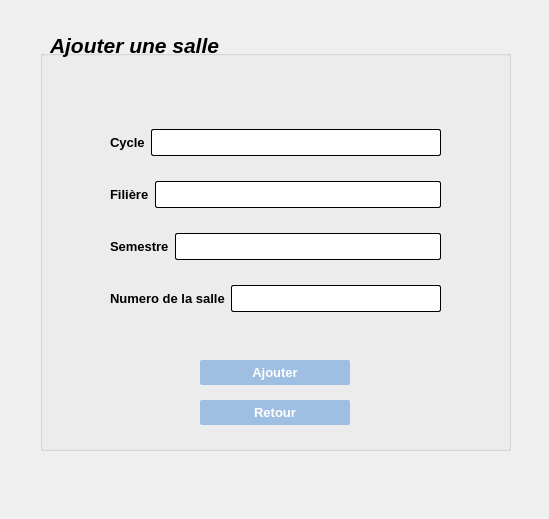
Above: addsalle.ui from aminabkl/Departement_Management before the change. Below: the same form after it.
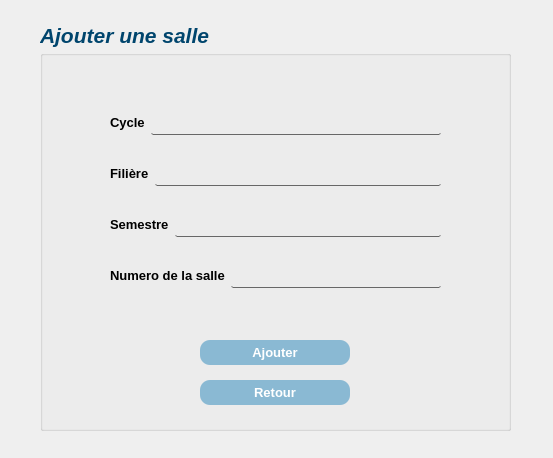
That is the form after the change.

Patch:
```diff
--- a/addsalle.ui
+++ b/addsalle.ui
@@ -6,8 +6,8 @@
    <rect>
     <x>0</x>
     <y>0</y>
-    <width>549</width>
-    <height>519</height>
+    <width>553</width>
+    <height>458</height>
    </rect>
   </property>
   <property name="windowTitle">
@@ -19,7 +19,7 @@
      <x>40</x>
      <y>50</y>
      <width>471</width>
-     <height>401</height>
+     <height>381</height>
     </rect>
    </property>
    <property name="title">
@@ -29,7 +29,7 @@
     <property name="geometry">
      <rect>
       <x>160</x>
-      <y>310</y>
+      <y>290</y>
       <width>150</width>
       <height>25</height>
      </rect>
@@ -42,11 +42,12 @@
     </property>
     <property name="styleSheet">
      <string notr="true">QPushButton{
-color: #ffffff;
-border-radius:2px;
-background-color: rgb(159, 191, 226);
+color: #ffffff; 
+background-color: #8AB9D3;
 height: 25px;
 font-size:13px;
+border-radius:10px;
+width:100px;
 }
 QPushButton:hover:!pressed
 {
@@ -65,7 +66,7 @@
     <property name="geometry">
      <rect>
       <x>70</x>
-      <y>60</y>
+      <y>40</y>
       <width>331</width>
       <height>221</height>
      </rect>
@@ -96,9 +97,14 @@
          </property>
          <property name="styleSheet">
           <string notr="true">QLineEdit{
-	background-color: rgb(255, 255, 255);
+			background-color: rgb(255, 255, 255);
 	 border: 1px  solid;
      border-radius: 2px;
+color:black;
+background:transparent;
+border-top: 10px solid rrgb(255, 255, 255);
+border:none;
+border-bottom: 1px solid rgb(103, 103, 103);
 height:25px;
 }</string>
          </property>
@@ -131,9 +137,14 @@
          </property>
          <property name="styleSheet">
           <string notr="true">QLineEdit{
-	background-color: rgb(255, 255, 255);
+		background-color: rgb(255, 255, 255);
 	 border: 1px  solid;
      border-radius: 2px;
+background:transparent;
+border-top: 10px solid rrgb(255, 255, 255);
+border:none;
+border-bottom: 1px solid rgb(103, 103, 103);
+color:black;
 height:25px;
 }</string>
          </property>
@@ -166,9 +177,14 @@
          </property>
          <property name="styleSheet">
           <string notr="true">QLineEdit{
-	background-color: rgb(255, 255, 255);
+		background-color: rgb(255, 255, 255);
 	 border: 1px  solid;
      border-radius: 2px;
+background:transparent;
+color:black;
+border-top: 10px solid rrgb(255, 255, 255);
+border:none;
+border-bottom: 1px solid rgb(103, 103, 103);
 height:25px;
 }</string>
          </property>
@@ -204,9 +220,14 @@
          </property>
          <property name="styleSheet">
           <string notr="true">QLineEdit{
-	background-color: rgb(255, 255, 255);
+			background-color: rgb(255, 255, 255);
 	 border: 1px  solid;
      border-radius: 2px;
+background:transparent;
+border-top: 10px solid rrgb(255, 255, 255);
+border:none;
+color:black;
+border-bottom: 1px solid rgb(103, 103, 103);
 height:25px;
 }</string>
          </property>
@@ -223,7 +244,7 @@
     <property name="geometry">
      <rect>
       <x>160</x>
-      <y>350</y>
+      <y>330</y>
       <width>150</width>
       <height>25</height>
      </rect>
@@ -236,11 +257,12 @@
     </property>
     <property name="styleSheet">
      <string notr="true">QPushButton{
-color: #ffffff;
-border-radius:2px;
-background-color: rgb(159, 191, 226);
+color: #ffffff; 
+background-color: #8AB9D3;
 height: 25px;
 font-size:13px;
+border-radius:10px;
+width:100px;
 }
 QPushButton:hover:!pressed
 {
@@ -259,9 +281,34 @@
   <widget class="QLabel" name="label_5">
    <property name="geometry">
     <rect>
-     <x>50</x>
+     <x>40</x>
      <y>20</y>
-     <width>181</width>
+     <width>221</width>
+     <height>51</height>
+    </rect>
+   </property>
+   <property name="font">
+    <font>
+     <pointsize>16</pointsize>
+     <italic>true</italic>
+     <bold>false</bold>
+    </font>
+   </property>
+   <property name="styleSheet">
+    <string notr="true">color:blue;
+
+</string>
+   </property>
+   <property name="text">
+    <string/>
+   </property>
+  </widget>
+  <widget class="QLabel" name="label_7">
+   <property name="geometry">
+    <rect>
+     <x>40</x>
+     <y>10</y>
+     <width>341</width>
      <height>51</height>
     </rect>
    </property>
@@ -272,6 +319,9 @@
      <bold>true</bold>
     </font>
    </property>
+   <property name="styleSheet">
+    <string notr="true">color:#00456D ; </string>
+   </property>
    <property name="text">
     <string>Ajouter une salle</string>
    </property>
```
Left out of the diff: 6 changed lines with no effect on the pictures.
